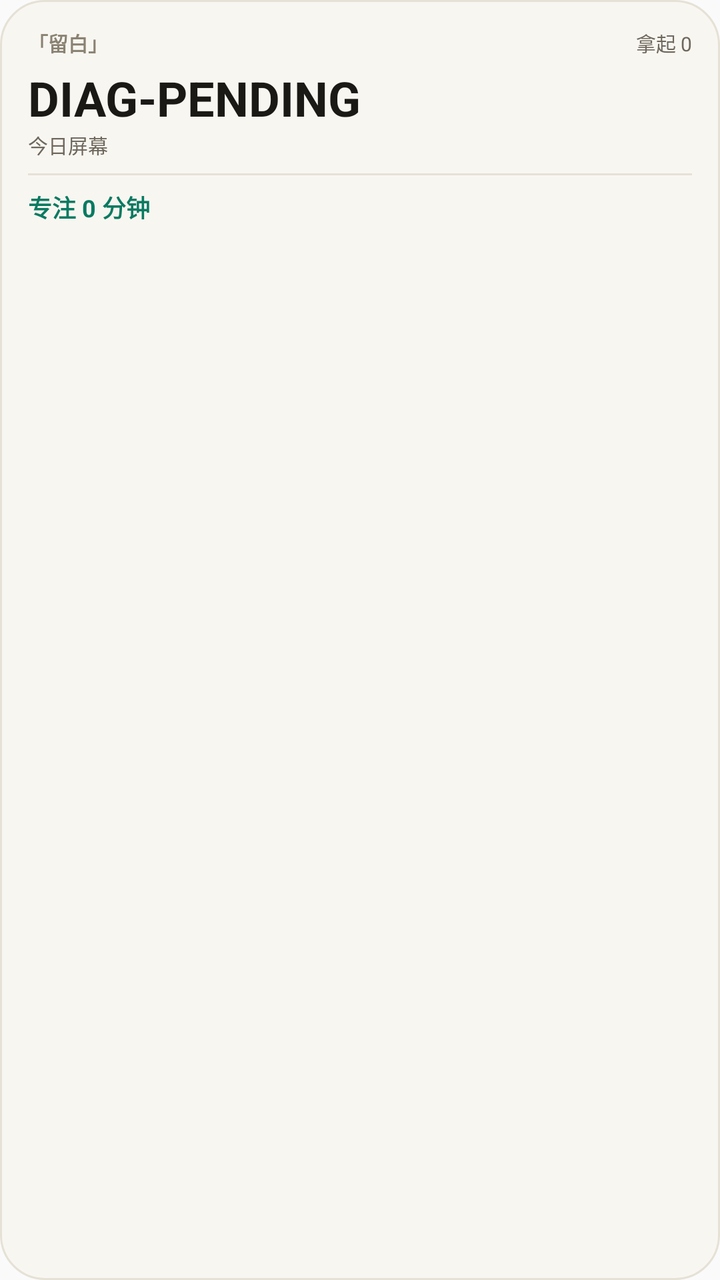
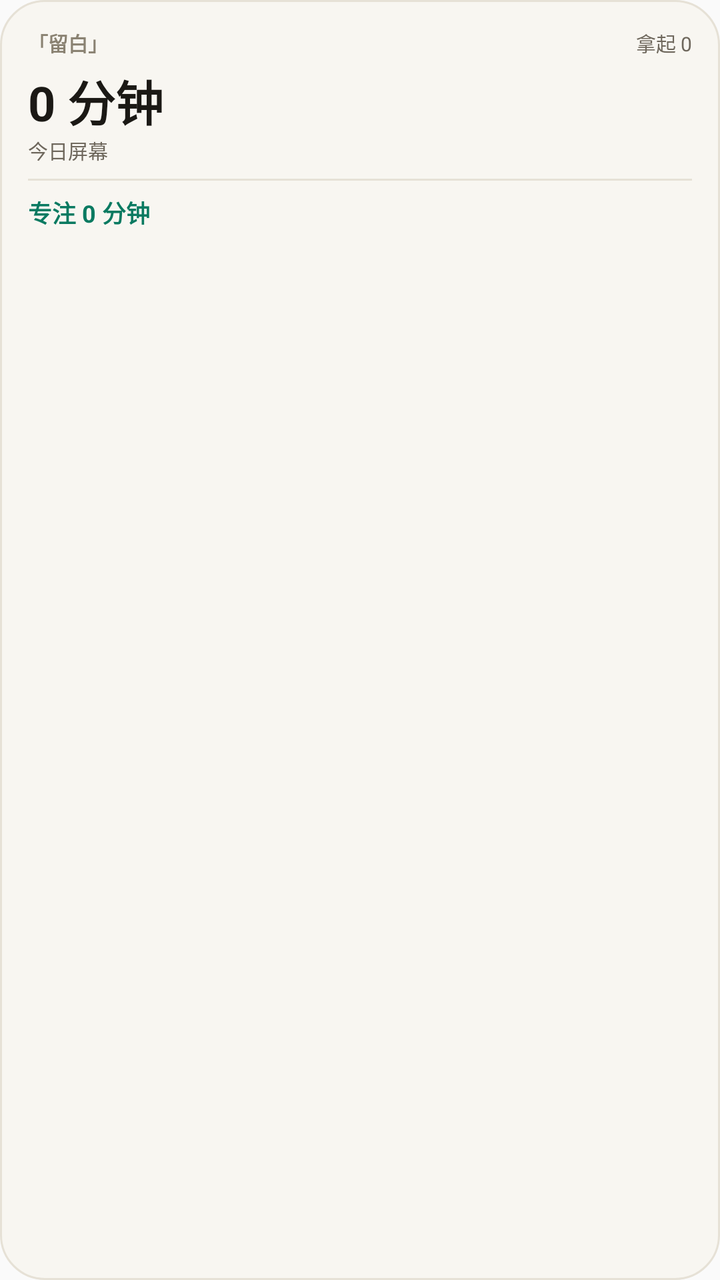

Compare the two renders of this Android layout. The source of the first and the diff that turns it into the second are given below.
<!-- AndroidManifest.xml: application theme Theme.Liubai -->
<!-- res/layout/widget_small.xml -->
<?xml version="1.0" encoding="utf-8"?>
<LinearLayout xmlns:android="http://schemas.android.com/apk/res/android"
    android:id="@android:id/background"
    android:layout_width="match_parent"
    android:layout_height="match_parent"
    android:orientation="vertical"
    android:padding="14dp"
    android:background="@drawable/widget_bg">

    <LinearLayout
        android:layout_width="match_parent"
        android:layout_height="wrap_content"
        android:orientation="horizontal"
        android:gravity="center_vertical">

        <TextView
            android:layout_width="0dp"
            android:layout_height="wrap_content"
            android:layout_weight="1"
            android:maxLines="1"
            android:text="「留白」"
            android:textSize="10sp"
            android:textStyle="bold"
            android:textColor="#8A8272" />

        <TextView
            android:id="@+id/widget_pickup"
            android:layout_width="wrap_content"
            android:layout_height="wrap_content"
            android:layout_marginStart="6dp"
            android:text="拿起 0"
            android:textSize="10sp"
            android:textColor="#6E675C" />
    </LinearLayout>

    <TextView
        android:id="@+id/widget_screen"
        android:layout_width="wrap_content"
        android:layout_height="wrap_content"
        android:layout_marginTop="4dp"
        android:text="DIAG-PENDING"
        android:textSize="24sp"
        android:textStyle="bold"
        android:textColor="#1B1915" />

    <TextView
        android:layout_width="wrap_content"
        android:layout_height="wrap_content"
        android:text="今日屏幕"
        android:textSize="10sp"
        android:textColor="#6E675C" />

    <View
        android:layout_width="match_parent"
        android:layout_height="1dp"
        android:layout_marginTop="7dp"
        android:layout_marginBottom="7dp"
        android:background="#E6E1D6" />

    <TextView
        android:id="@+id/widget_focus"
        android:layout_width="wrap_content"
        android:layout_height="wrap_content"
        android:text="专注 0 分钟"
        android:textSize="12sp"
        android:textStyle="bold"
        android:textColor="#0A7A61" />
</LinearLayout>
<!-- resources referenced by this layout -->
<resources>
  <!-- drawable widget_bg (drawable) -->
  <?xml version="1.0" encoding="utf-8"?>
  <shape xmlns:android="http://schemas.android.com/apk/res/android" android:shape="rectangle">
      <solid android:color="#F8F6F1" />
      <corners android:radius="22dp" />
      <stroke android:width="1dp" android:color="#E6E1D6" />
  </shape>
  <style name="Theme.Liubai" parent="android:Theme.Material.Light.NoActionBar">
          <item name="android:statusBarColor">@android:color/transparent</item>
          <item name="android:windowLightStatusBar">true</item>
          <item name="android:navigationBarColor">@android:color/transparent</item>
      </style>
</resources>

<!-- the commit's change to res/layout/widget_small.xml (unified diff, before → after) -->
@@ -38,7 +38,7 @@
         android:layout_width="wrap_content"
         android:layout_height="wrap_content"
         android:layout_marginTop="4dp"
-        android:text="DIAG-PENDING"
+        android:text="0 分钟"
         android:textSize="24sp"
         android:textStyle="bold"
         android:textColor="#1B1915" />
@@ -50,7 +50,7 @@
         android:textSize="10sp"
         android:textColor="#6E675C" />
 
-    <View
+    <ImageView
         android:layout_width="match_parent"
         android:layout_height="1dp"
         android:layout_marginTop="7dp"
